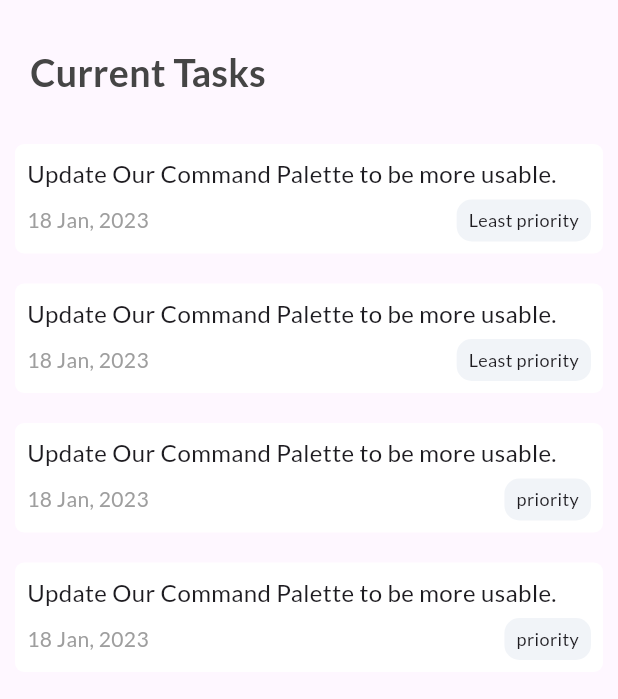
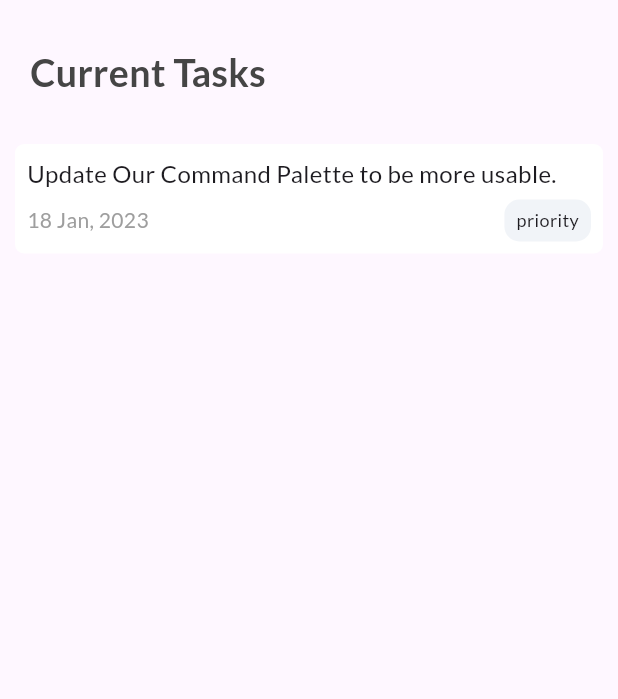
Before and after one commit to reagan13/todo-list-app, a Flutter app: the task1 screen opened directly, on a phone screen of 412 x 824 dp. Shown: the top 699 px of the screen. Run offline on Flutter 3.47's test engine with Material 3 defaults, Android fonts, the phone set to English and light mode, and no system bars; our stand-ins replace date_picker_timeline, firebase_auth, firebase_core, google_fonts; accounts and stored records are empty; network calls fail.

Commit message:
task1 editted

```diff
--- a/lib/task/task1.dart
+++ b/lib/task/task1.dart
@@ -1,21 +1,6 @@
-// ignore_for_file: prefer_const_constructors
+// ignore_for_file: prefer_const_constructors, unused_element
 
 import 'package:flutter/material.dart';
-import 'package:google_fonts/google_fonts.dart';
-
-class TaskToday {
-  bool isChecked;
-  String title;
-  String date;
-  String prio;
-
-  TaskToday({
-    required this.isChecked,
-    required this.title,
-    required this.date,
-    required this.prio,
-  });
-}
 
 class task1 extends StatefulWidget {
   const task1({super.key});
@@ -27,77 +12,37 @@ class task1 extends StatefulWidget {
 class _task1State extends State<task1> {
   bool isChecked = false;
   bool showCheckbox = false;
-  List<TaskToday> tasksToday = [
-    TaskToday(
-        isChecked: false,
-        title: 'Update Our Command Palette to be more usable.',
-        date: '18 Jan, 2023',
-        prio: 'Least priority'),
-    TaskToday(
-        isChecked: false,
-        title: 'Update Our Command Palette to be more usable.',
-        date: '18 Jan, 2023',
-        prio: 'Least priority'),
-    TaskToday(
-        isChecked: false,
-        title: 'Update Our Command Palette to be more usable.',
-        date: '18 Jan, 2023',
-        prio: 'priority'),
-    TaskToday(
-        isChecked: false,
-        title: 'Update Our Command Palette to be more usable.',
-        date: '18 Jan, 2023',
-        prio: 'priority'),
-    // Add more TaskData instances as needed
-  ];
-  //Widget for the content or the taskss
 
-  Widget displayTasksToday(List<TaskToday> today) {
-    return today.isEmpty
-        ? Center(
+  @override
+  Widget build(BuildContext context) {
+    return Scaffold(
+      body: ListView(
+        children: [
+          Padding(
+            padding: const EdgeInsets.fromLTRB(0, 10, 0, 0),
             child: Column(
+              crossAxisAlignment: CrossAxisAlignment.start,
               children: [
-                Icon(
-                  Icons.event_note_outlined, // Replace with the desired icon
-                  size: 100,
-                  color: Color.fromARGB(255, 91, 89, 247),
-                ),
-                Text(
-                  'No Tasks Today',
-                  style: GoogleFonts.montserrat(
-                    textStyle: TextStyle(
-                      fontSize: 18,
-                      fontWeight: FontWeight.w500,
-                      color: const Color.fromARGB(255, 63, 62, 62),
+                Padding(
+                  padding: const EdgeInsets.all(20.0),
+                  child: const Text(
+                    'Current Tasks',
+                    style: TextStyle(
+                        fontSize: 25,
+                        fontWeight: FontWeight.w600,
+                        color: Color.fromARGB(255, 69, 69, 69)),
                   ),
                 ),
-                ),
-              ],
-            ),
-          )
-        : Column(
-            children: today.map((task) {
-              return GestureDetector(
-                //To show CheckBox
-                onLongPress: () {
-                  setState(() {
-                    showCheckbox = true;
-                  });
-                },
-                //To hide CheckBox
-                onDoubleTap: () => {
-                  setState(() {
-                    showCheckbox = false;
-                  })
-                },
-                onTap: task.isChecked
-                    ? null // Disable onTap when isChecked is true
-                    : () => {
-                          // Navigator.push(
-                          //   context,
-                          //   MaterialPageRoute(builder: (context) => Tasks()),
-                          // );
-                        },
+                // ... Other Widgets
+                SizedBox(
+                  // height: 369,
+                  child: Container(
+                    child: GestureDetector(
+                      //CheckBox Visible
+                      onLongPress: _handLongPress,
+                      //CheckBox hide
+                      onDoubleTap: _handleDoubleTap,
+                      onTap: _handleOntap,
                       child: Padding(
                         padding: const EdgeInsets.all(10.0),
                         child: Container(
@@ -111,17 +56,19 @@ class _task1State extends State<task1> {
                               children: [
                                 Row(
                                   children: [
+                                    //checkbox Condition
                                     if (showCheckbox)
                                       Checkbox(
-                                  value: task
-                                      .isChecked, // Set the initial value as needed
+                                        value:
+                                            isChecked, // Set the initial value as needed
                                         onChanged: (bool? value) {
                                           // Handle checkbox state change
                                           setState(() {
-                                      task.isChecked = value ?? false;
+                                            isChecked = value ?? false;
                                           });
                                         },
-                                  activeColor: Color.fromARGB(255, 91, 89, 247),
+                                        activeColor:
+                                            Color.fromARGB(255, 91, 89, 247),
                                       ),
                                     Expanded(
                                       child: ClipRect(
@@ -130,11 +77,11 @@ class _task1State extends State<task1> {
                                               CrossAxisAlignment.start,
                                           children: [
                                             Text(
-                                        task.title,
+                                              'Update Our Command Palette to be more usable.',
                                               style: TextStyle(
                                                 fontSize: 16,
                                                 fontWeight: FontWeight.w500,
-                                          decoration: task.isChecked
+                                                decoration: isChecked
                                                     ? TextDecoration.lineThrough
                                                     : TextDecoration.none,
                                               ),
@@ -142,18 +89,21 @@ class _task1State extends State<task1> {
                                               overflow: TextOverflow.ellipsis,
                                             ),
                                             Padding(
-                                        padding: const EdgeInsets.fromLTRB(
+                                              padding:
+                                                  const EdgeInsets.fromLTRB(
                                                       0, 6, 0, 0),
                                               child: Row(
                                                 mainAxisAlignment:
-                                              MainAxisAlignment.spaceBetween,
+                                                    MainAxisAlignment
+                                                        .spaceBetween,
                                                 children: [
                                                   Text(
-                                              task.date,
+                                                    '18 Jan, 2023',
                                                     style: TextStyle(
                                                       fontSize: 14,
-                                                fontWeight: FontWeight.w500,
-                                                color: task.isChecked
+                                                      fontWeight:
+                                                          FontWeight.w500,
+                                                      color: isChecked
                                                           ? Colors.grey
                                                               .withOpacity(0.5)
                                                           : Colors.grey,
@@ -165,22 +115,25 @@ class _task1State extends State<task1> {
                                                       color: Color.fromARGB(
                                                           255, 241, 244, 248),
                                                       borderRadius:
-                                                    BorderRadius.circular(10),
+                                                          BorderRadius.circular(
+                                                              10),
                                                     ),
                                                     child: Center(
                                                       child: Padding(
                                                         padding:
-                                                      const EdgeInsets.fromLTRB(
+                                                            const EdgeInsets
+                                                                .fromLTRB(
                                                                 8, 0, 8, 0),
                                                         child: Text(
-                                                    task.prio,
+                                                          'priority',
                                                           style: TextStyle(
                                                             fontSize: 12,
                                                             fontWeight:
                                                                 FontWeight.w500,
-                                                      color: task.isChecked
+                                                            color: isChecked
                                                                 ? Colors.grey
-                                                              .withOpacity(0.5)
+                                                                    .withOpacity(
+                                                                        0.5)
                                                                 : null,
                                                           ),
                                                         ),
@@ -201,40 +154,38 @@ class _task1State extends State<task1> {
                           ),
                         ),
                       ),
-              );
-            }).toList(),
-          );
-  }
-
-  @override
-  Widget build(BuildContext context) {
-    return Scaffold(
-      body: Padding(
-        padding: const EdgeInsets.fromLTRB(0, 10, 0, 0),
-        child: Column(
-          crossAxisAlignment: CrossAxisAlignment.start,
-          children: [
-            Padding(
-              padding: const EdgeInsets.all(20.0),
-              child: const Text(
-                'Current Tasks',
-                style: TextStyle(
-                    fontSize: 25,
-                    fontWeight: FontWeight.w600,
-                    color: Color.fromARGB(255, 69, 69, 69)),
                     ),
-            ),
-            // ... Other Widgets
-            SizedBox(
-              height: 369,
-              child: SingleChildScrollView(
-                scrollDirection: Axis.vertical,
-                child: displayTasksToday(tasksToday),
                   ),
                 ),
               ],
             ),
           ),
+        ],
+      ),
     );
   }
+
+  //checkbox visibility true
+  void _handLongPress() => {
+        setState(() {
+          showCheckbox = true;
+        })
+      };
+//checkbox visibility false
+  void _handleDoubleTap() => {
+        setState(() {
+          showCheckbox = false;
+        })
+      };
+//checkbox
+  void _handleOntap() => {
+        isChecked
+            ? null // Disable onTap when isChecked is true
+            : () => {
+                  // Navigator.push(
+                  //   context,
+                  //   MaterialPageRoute(builder: (context) => Tasks()),
+                  // );
+                },
+      };
 }
```
Lines whose indentation alone changed are shown as unchanged.
